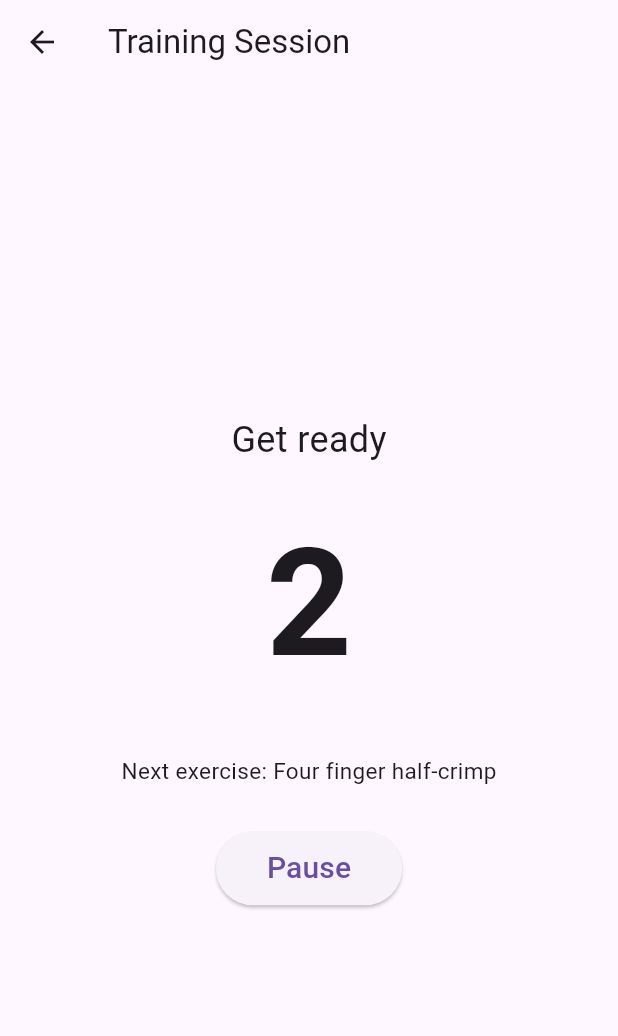
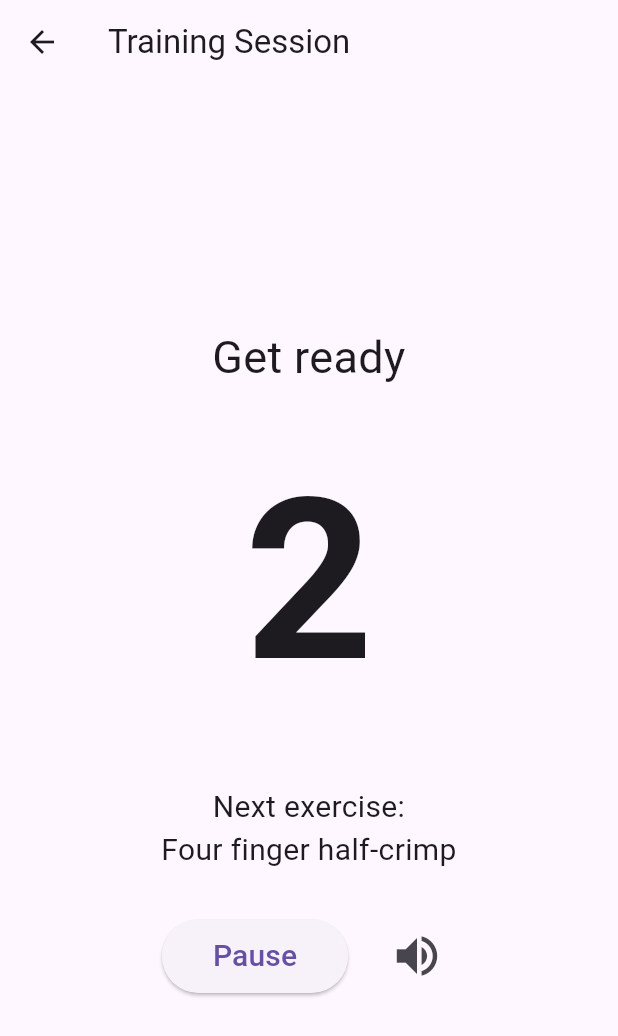
Before and after one commit to alquaza/finger_training_app, a Flutter app: the screen it shows after launch, after a tap on "Start session", on a phone screen of 412 x 824 dp. Shown: the top 1036 px of the screen. Run offline on Flutter 3.47's test engine with Material 3 defaults, Android fonts, the phone set to English and light mode, and no system bars; our stand-ins replace audioplayers.

Commit message:
Improved experience during routine
- added text during rests
- sound plays even if on silent mode (ios) but does not pause music
- added a mute button

```diff
--- a/lib/models/exercise.dart
+++ b/lib/models/exercise.dart
@@ -6,13 +6,14 @@ class Exercise {
 }
 
 // remember to start with "get ready" and end with a position not a rest
+// the exercises named "Rest" are special and trigger additional text to appear on screen
 
 /*
 // for testing, comment out other routine
 List<Exercise> defaultRoutine = [
   Exercise("Get ready", 3),
   Exercise("Position 1", 2),
-  Exercise("Rest 1", 2),
+  Exercise("Rest", 2),
   Exercise("Position 2", 2),
 ];
 */
--- a/lib/start_screen.dart
+++ b/lib/start_screen.dart
@@ -38,12 +38,12 @@ class StartScreen extends StatelessWidget {
             ),
             SizedBox(height: 10),
             Text(
-              routine[1].name,
+              routine[1].name, // index 1 so that it skips "get ready"
               style: TextStyle(fontSize: 25),
             ),
             Spacer(),
             Text(
-              "Selected routine length: $routineMin minutes and $routineSec seconds.",
+              "Selected routine length:\n$routineMin minutes and $routineSec seconds.",
               style: TextStyle(fontSize: 15),
               textAlign: TextAlign.center,
             ),
--- a/lib/timer_screen.dart
+++ b/lib/timer_screen.dart
@@ -21,16 +21,26 @@ class TimerScreenState extends State<TimerScreen> {
 
   bool isPaused = false;
   bool isFinished = false;
+  bool soundEnabled = true;
 
   @override
   void initState() {
     super.initState();
     startSession();
 
+    // set options so it ignores silent mode (by being playback/media) but doesn't pause other sounds (like music)
     player.setAudioContext(
       AudioContext(
         iOS: AudioContextIOS(
           category: AVAudioSessionCategory.playback,
+          options: {
+            AVAudioSessionOptions.mixWithOthers,
+          },
+        ),
+        android: AudioContextAndroid(
+          audioFocus: AndroidAudioFocus.none,
+          usageType: AndroidUsageType.media,
+          contentType: AndroidContentType.sonification,
         ),
       ),
     );
@@ -66,6 +76,8 @@ class TimerScreenState extends State<TimerScreen> {
   }
 
   Future<void> playSound() async {
+    if (!soundEnabled) return;
+    // now will only play if sound is enabled
     await player.play(AssetSource('doot.mp3'));
   }
 
@@ -145,14 +157,22 @@ class TimerScreenState extends State<TimerScreen> {
               children: [
                 Text(
                   titleText,
-                  style: const TextStyle(fontSize: 24),
+                  style: const TextStyle(fontSize: 30),
+                  textAlign: TextAlign.center,
+                ),
+                // this text only appears during "Rest" exercise
+                if (titleText == "Rest")
+                  Text(
+                    "Work on your posture, stretch, drink some water, or lightly stretch your pinkies",
+                    style: const TextStyle(fontSize: 15),
+                    textAlign: TextAlign.center,
                   ),
                 const SizedBox(height: 20),
                 if (!isFinished)
                   Text(
                     "$secondsRemaining",
                     style: const TextStyle(
-                      fontSize: 100,
+                      fontSize: 150,
                       fontWeight: FontWeight.bold,
                     ),
                   ),
@@ -160,13 +180,17 @@ class TimerScreenState extends State<TimerScreen> {
                 if (!isFinished &&
                     currentExerciseIndex + 1 < widget.routine.length)
                   Text(
-                    "Next exercise: ${widget.routine[currentExerciseIndex + 1].name}",
+                    "Next exercise:\n${widget.routine[currentExerciseIndex + 1].name}",
                     style: const TextStyle(
-                      fontSize: 15,
+                      fontSize: 20,
                     ),
+                    textAlign: TextAlign.center,
                   ),
                 const SizedBox(height: 30),
                 if (!isFinished)
+                  Row(
+                    mainAxisAlignment: MainAxisAlignment.center,
+                    children: [
                       ElevatedButton(
                         onPressed: togglePause,
                         child: Padding(
@@ -177,6 +201,20 @@ class TimerScreenState extends State<TimerScreen> {
                           ),
                         ),
                       ),
+                      SizedBox(width: 20),
+                      IconButton(
+                        iconSize: 36,
+                        icon: Icon(
+                          soundEnabled ? Icons.volume_up : Icons.volume_off,
+                        ),
+                        onPressed: () {
+                          setState(() {
+                            soundEnabled = !soundEnabled;
+                          });
+                        },
+                      ),
+                    ],
+                  ),
               ],
             ),
           ),
```
Also changed, not shown: 1 other file. Lines whose indentation alone changed are shown as unchanged.
